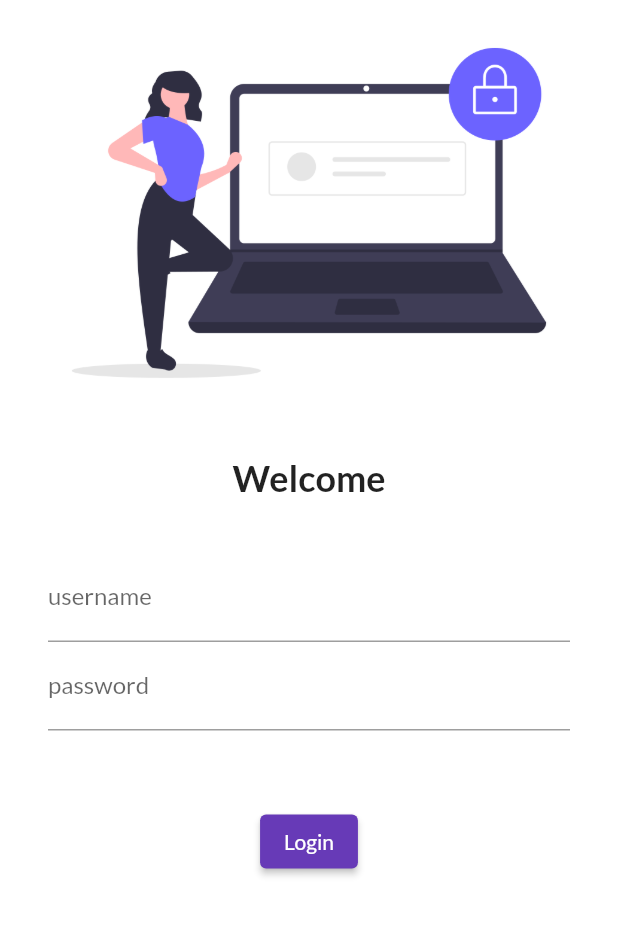
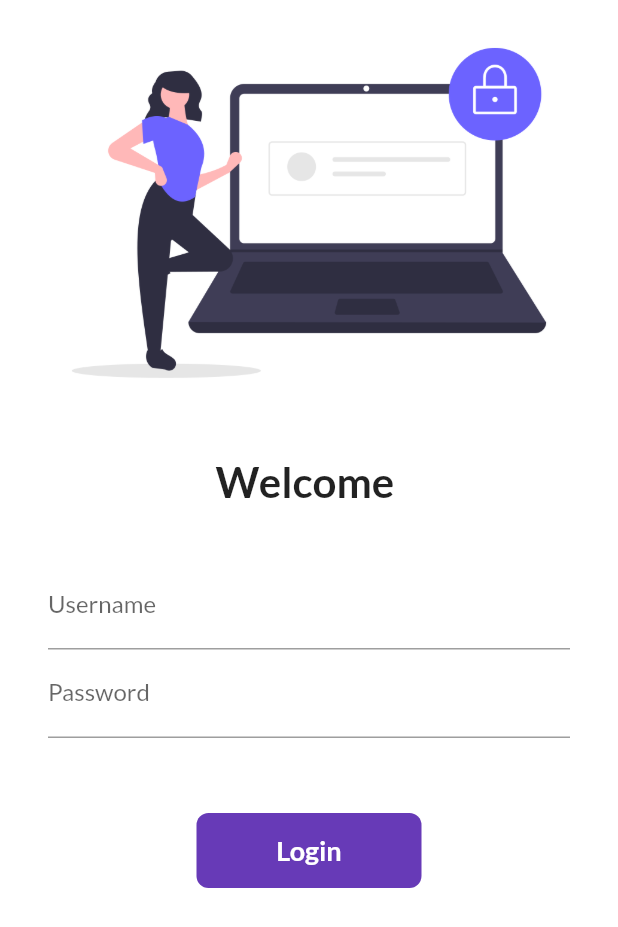
Before and after one commit to PrateekK-coder/flutterCAtalog, a Flutter app: the screen it shows after launch, on a phone screen of 412 x 824 dp. Shown: the top 927 px of the screen. Run offline on Flutter 3.47's test engine with Material 2 defaults, Android fonts, the phone set to English and light mode, and no system bars; our stand-ins replace google_fonts.

Commit message:
animation on login  button added

```diff
--- a/lib/main.dart
+++ b/lib/main.dart
@@ -1,6 +1,7 @@
 import 'package:flutter/material.dart';
 import 'package:flutter_catalog/pages/home_page.dart';
 import 'package:flutter_catalog/pages/login_page.dart';
+import 'package:flutter_catalog/utilities/routes.dart';
 import 'package:google_fonts/google_fonts.dart';
 import 'package:google_fonts/google_fonts.dart';
 
@@ -12,6 +13,7 @@ class myApp extends StatelessWidget {
   @override
   Widget build(BuildContext context) {
     return MaterialApp(
+      debugShowCheckedModeBanner: true,
       themeMode: ThemeMode.light,
       theme: ThemeData(
           primarySwatch: Colors.deepPurple,
@@ -19,7 +21,8 @@ class myApp extends StatelessWidget {
           primaryTextTheme: GoogleFonts.latoTextTheme()),
       routes: {
         "/": (context) => Loginpage(),
-        "/login": (context) => Loginpage(),
+        MyRoutes.homeRoute: (context) => Homepage(),
+        MyRoutes.loginRoute: (context) => Loginpage(),
       },
     );
   }
--- a/lib/pages/home_page.dart
+++ b/lib/pages/home_page.dart
@@ -9,7 +9,10 @@ class Homepage extends StatelessWidget {
         title: Center(
           child: Padding(
             padding: const EdgeInsets.only(right: 40.0),
-            child: Text("Catalog App"),
+            child: Text(
+              "Catalog App",
+              style: TextStyle(color: Colors.white),
+            ),
           ),
         ),
       ),
--- a/lib/pages/login_page.dart
+++ b/lib/pages/login_page.dart
@@ -1,10 +1,19 @@
 import 'package:flutter/material.dart';
+import 'package:flutter_catalog/utilities/routes.dart';
 
-class Loginpage extends StatelessWidget {
+class Loginpage extends StatefulWidget {
+  @override
+  _LoginpageState createState() => _LoginpageState();
+}
+
+class _LoginpageState extends State<Loginpage> {
+  String name = "";
+  bool changeButton = false;
   @override
   Widget build(BuildContext context) {
     return Material(
         color: Colors.white,
+        child: SingleChildScrollView(
           child: Column(
             children: [
               Image.asset(
@@ -15,42 +24,83 @@ class Loginpage extends StatelessWidget {
                 height: 20,
               ),
               Text(
-              "Welcome",
-              style: TextStyle(fontSize: 24, fontWeight: FontWeight.bold),
+                "Welcome $name",
+                style: TextStyle(fontSize: 28, fontWeight: FontWeight.bold),
               ),
               SizedBox(
                 height: 20,
               ),
               Padding(
-              padding:
-                  const EdgeInsets.symmetric(vertical: 16.0, horizontal: 32.0),
+                padding: const EdgeInsets.symmetric(
+                    vertical: 16.0, horizontal: 32.0),
                 child: Column(
                   children: [
                     TextFormField(
+                      onChanged: (value) {
+                        name = value;
+                        setState(() {});
+                      },
                       decoration: InputDecoration(
                         hintText: " Enter Username/email",
-                      labelText: "username",
+                        labelText: "Username",
                       ),
                     ),
                     TextFormField(
                       obscureText: true,
                       decoration: InputDecoration(
                         hintText: " Enter password",
-                      labelText: "password",
+                        labelText: "Password",
                       ),
                     ),
                     SizedBox(
                       height: 50,
                     ),
-                  ElevatedButton(
-                    style: TextButton.styleFrom(),
-                    onPressed: () {},
-                    child: Text("Login"),
+                    InkWell(
+                      onTap: () async {
+                        setState(() {
+                          changeButton = true;
+                        });
+                        await Future.delayed(Duration(seconds: 1));
+                        Navigator.pushNamed(context, MyRoutes.homeRoute);
+                      },
+                      child: AnimatedContainer(
+                        duration: Duration(milliseconds: 350),
+                        height: 50,
+                        width: changeButton ? 50 : 150,
+                        child: Center(
+                          child: changeButton
+                              ? Icon(
+                                  Icons.done,
+                                  color: Colors.white,
+                                )
+                              : Text(
+                                  "Login",
+                                  style: TextStyle(
+                                    color: Colors.white,
+                                    fontWeight: FontWeight.bold,
+                                    fontSize: 18,
                                   ),
+                                ),
+                        ),
+                        decoration: BoxDecoration(
+                          color: Colors.deepPurple,
+                          borderRadius:
+                              BorderRadius.circular(changeButton ? 50 : 8),
+                        ),
+                      ),
+                    )
+                    // ElevatedButton(
+                    //   child: Text("Login"),
+                    //   style: TextButton.styleFrom(minimumSize: Size(120.0, 40)),
+                    //   onPressed: () {
+                    //     Navigator.pushNamed(context, MyRoutes.homeRoute);
+                    //   },
+                    // ),
                   ],
                 ),
               )
             ],
+          ),
         ));
   }
 }
--- /dev/null
+++ b/lib/utilities/routes.dart
@@ -0,0 +1,4 @@
+class MyRoutes {
+  static String loginRoute = "/login";
+  static String homeRoute = "/home";
+}
```
Lines whose indentation alone changed are shown as unchanged.
